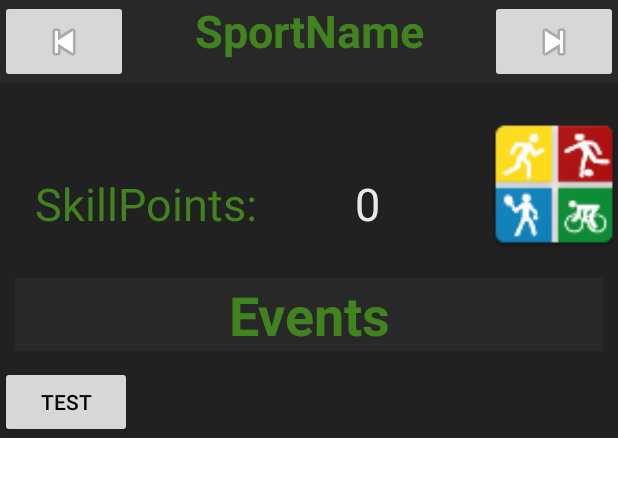
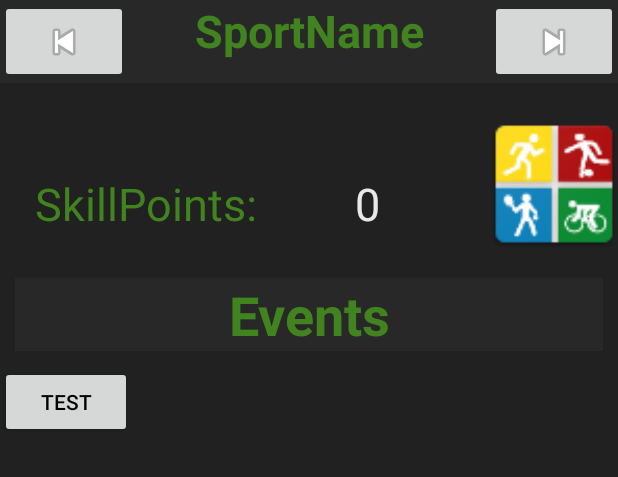
Before and after one commit to makememove/mobile, an Android app: the layout sporteventstatus_fragment.xml on its own in the app's theme, with its tools: preview values and no code run, on a phone screen of 412 x 824 dp. Shown: the top 477 px of the screen. Run offline under Robolectric (Android 15) with nearby library versions, the phone set to English and light mode, and no system bars.

Commit message:
fragments

```diff
--- a/app/src/main/java/makememove/ml/makememove/activities/UserActivity.java
+++ b/app/src/main/java/makememove/ml/makememove/activities/UserActivity.java
@@ -120,6 +120,7 @@ public class UserActivity extends AppCompatActivity
          if (id == R.id.nav_events) {
              UserMainFragment userFragment= new UserMainFragment();
              listener = userFragment;
+             fragmentManager.popBackStack(null, FragmentManager.POP_BACK_STACK_INCLUSIVE);
              fragmentManager.beginTransaction()
                      .replace(R.id.content, userFragment)
                      .commit();
--- a/app/src/main/java/makememove/ml/makememove/activities/fragments/SportEventStatusFragment.java
+++ b/app/src/main/java/makememove/ml/makememove/activities/fragments/SportEventStatusFragment.java
@@ -62,6 +62,7 @@ public class SportEventStatusFragment extends Fragment {
                 }
             });
 
+
             previousButton.setOnClickListener(new View.OnClickListener() {
                 @Override
                 public void onClick(View view) {
--- a/app/src/main/java/makememove/ml/makememove/persistence/SportAdapter.java
+++ b/app/src/main/java/makememove/ml/makememove/persistence/SportAdapter.java
@@ -98,7 +98,7 @@ public class SportAdapter extends RecyclerView.Adapter<SportAdapter.SportViewHol
                                 UserMainFragment.getPosition(item.category));
                         //TODO argumentumok lekezélese (lekérdezés, megjelenítés) a SportEventStatusFragment-ben
                         fragmentManager.beginTransaction()
-                                .replace(R.id.content, sportEventFragment)
+                                .replace(R.id.content, sportEventFragment).addToBackStack(null)
                                 .commit();
                     }
                 });
--- a/app/src/main/res/layout/sporteventstatus_fragment.xml
+++ b/app/src/main/res/layout/sporteventstatus_fragment.xml
@@ -11,6 +11,7 @@
     <LinearLayout
         android:layout_width="match_parent"
         android:layout_height="55dp"
+        android:background="@color/background"
         android:orientation="vertical">
 
         <LinearLayout
@@ -61,6 +62,7 @@
     <LinearLayout
         android:layout_width="match_parent"
         android:layout_height="match_parent"
+        android:background="@color/background"
         android:orientation="vertical">
 
         <LinearLayout
```
